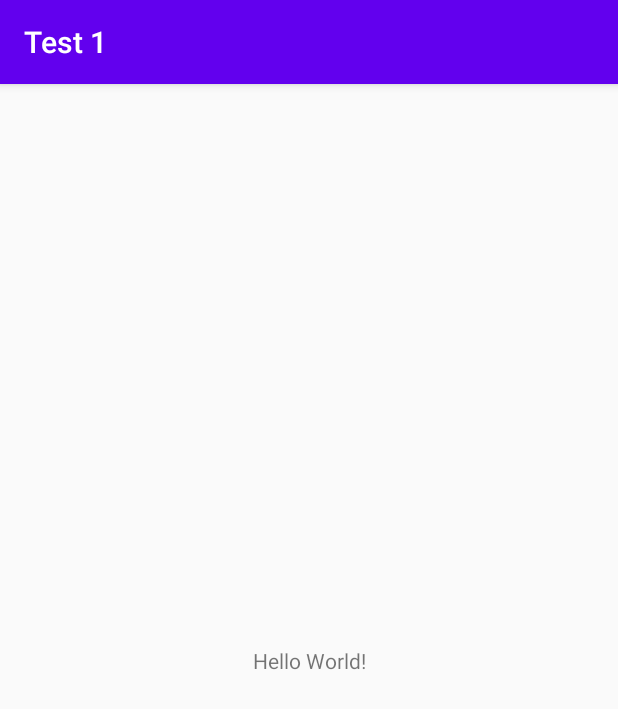
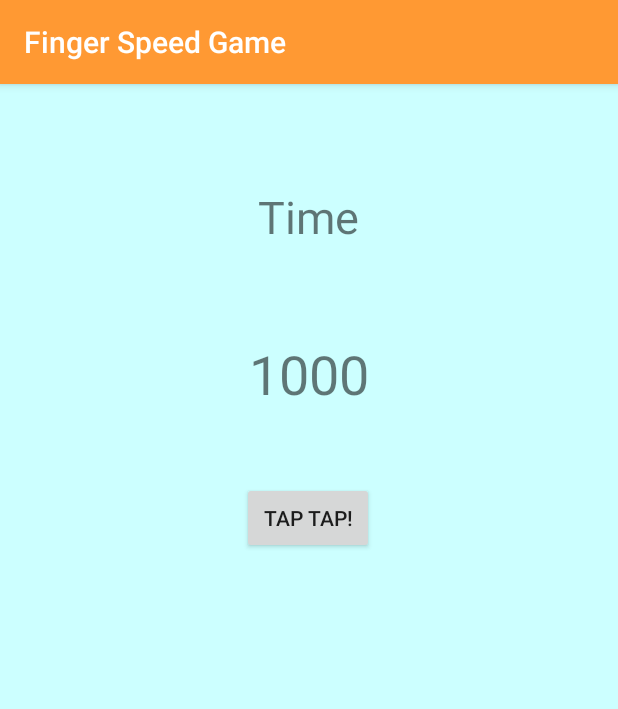
Before and after one commit to alexangria1992/SpeedFingerGame, an Android app: the screen it shows after launch (MainActivity), on a phone screen of 412 x 824 dp. Shown: the top 709 px of the screen. Run offline under Robolectric (Android 15) with nearby library versions, the phone set to English and light mode, and no system bars.

Commit message:
Created Design

```diff
--- a/app/src/main/res/layout/activity_main.xml
+++ b/app/src/main/res/layout/activity_main.xml
@@ -4,15 +4,45 @@
     xmlns:tools="http://schemas.android.com/tools"
     android:layout_width="match_parent"
     android:layout_height="match_parent"
-    tools:context=".MainActivity">
+    tools:context=".MainActivity"
+    android:background="#ccffff">
 
     <TextView
+        android:id="@+id/txtTimer"
         android:layout_width="wrap_content"
         android:layout_height="wrap_content"
-        android:text="Hello World!"
-        app:layout_constraintBottom_toBottomOf="parent"
-        app:layout_constraintLeft_toLeftOf="parent"
-        app:layout_constraintRight_toRightOf="parent"
+        android:layout_marginStart="16dp"
+        android:layout_marginLeft="16dp"
+        android:layout_marginTop="68dp"
+        android:layout_marginEnd="16dp"
+        android:layout_marginRight="16dp"
+        android:gravity="center"
+        android:text="@string/time_text"
+        android:textSize="30sp"
+        app:layout_constraintEnd_toEndOf="parent"
+        app:layout_constraintHorizontal_bias="0.498"
+        app:layout_constraintStart_toStartOf="parent"
         app:layout_constraintTop_toTopOf="parent" />
 
+    <TextView
+        android:id="@+id/txtAThousand"
+        android:layout_width="wrap_content"
+        android:layout_height="wrap_content"
+        android:layout_marginTop="60dp"
+        android:text="@string/a_thousand"
+        android:textSize="36sp"
+        app:layout_constraintEnd_toEndOf="parent"
+        app:layout_constraintStart_toStartOf="parent"
+        app:layout_constraintTop_toBottomOf="@+id/txtTimer" />
+
+    <Button
+        android:id="@+id/btnTap"
+        android:layout_width="wrap_content"
+        android:layout_height="wrap_content"
+        android:layout_marginTop="48dp"
+        android:text="@string/button_text"
+        app:layout_constraintEnd_toEndOf="parent"
+        app:layout_constraintHorizontal_bias="0.498"
+        app:layout_constraintStart_toStartOf="parent"
+        app:layout_constraintTop_toBottomOf="@+id/txtAThousand" />
 </androidx.constraintlayout.widget.ConstraintLayout>
--- a/app/src/main/res/values/colors.xml
+++ b/app/src/main/res/values/colors.xml
@@ -1,6 +1,7 @@
 <?xml version="1.0" encoding="utf-8"?>
 <resources>
-    <color name="colorPrimary">#6200EE</color>
-    <color name="colorPrimaryDark">#3700B3</color>
+    <color name="colorPrimary">#ff9933</color>
+    <color name="colorPrimaryDark">#994c00</color>
     <color name="colorAccent">#03DAC5</color>
+
 </resources>
--- a/app/src/main/res/values/strings.xml
+++ b/app/src/main/res/values/strings.xml
@@ -1,3 +1,7 @@
 <resources>
-    <string name="app_name">Test 1</string>
+    <string name="app_name">Finger Speed Game</string>
+
+    <string name="time_text">Time</string>
+    <string name="a_thousand">1000</string>
+    <string name="button_text">Tap Tap!</string>
 </resources>
```
